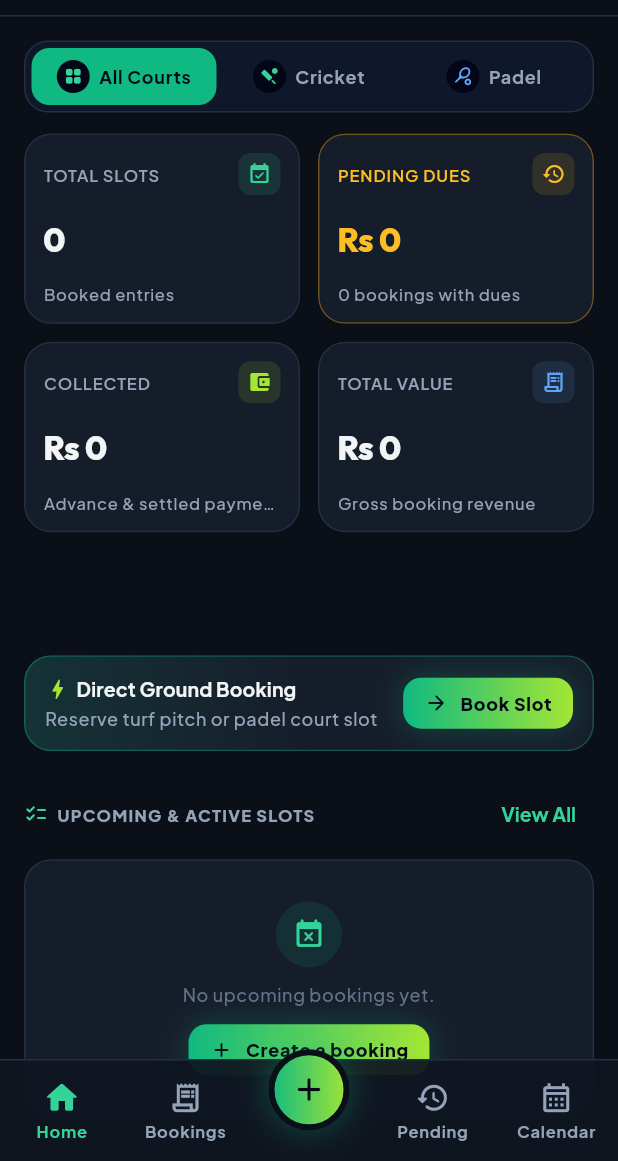
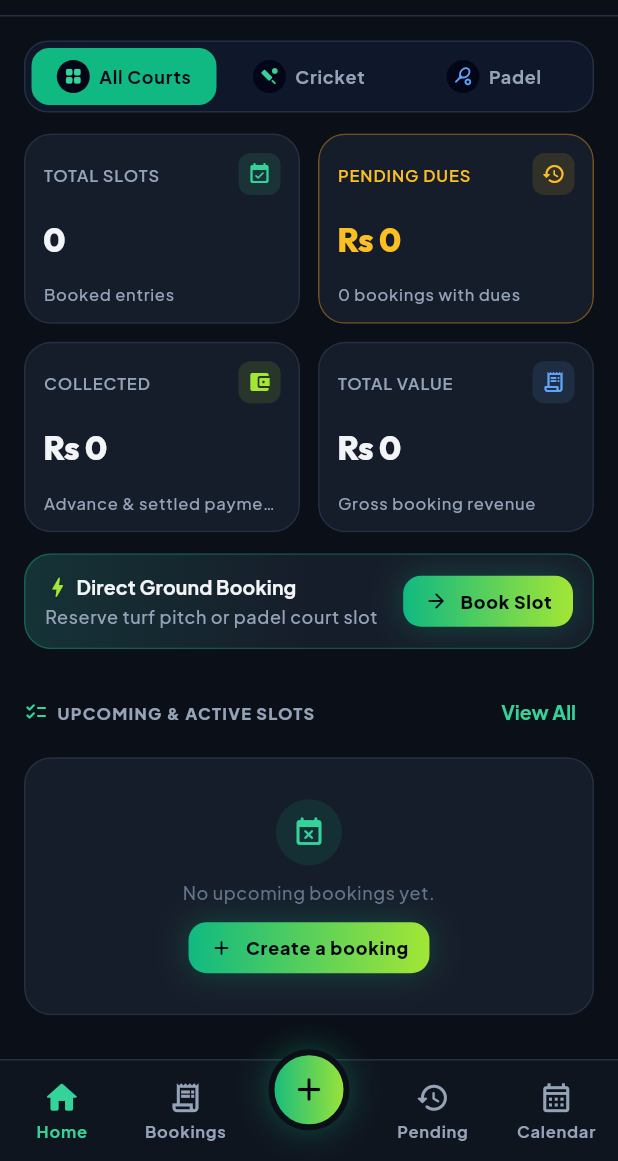
Before and after one commit to IamShahabAlam/ArenaBook, a Flutter app: the screen it shows after launch, on a phone screen of 412 x 824 dp, the part 75-1236 px from its top. Run offline on Flutter 3.47's test engine with Material 3 defaults, Android fonts, the phone set to English and light mode, and no system bars; drawn by our look-alikes of flutter_animate; our stand-ins replace connectivity_plus, file_picker, flutter_html, flutter_svg, get, google_fonts and 7 more; missing offline and left inert: flutter_jailbreak_detection_plus, open_settings_plus; accounts and stored records are empty.

Commit message:
ui minors set

```diff
--- a/lib/presentation/arena/booking_form/booking_form_view.dart
+++ b/lib/presentation/arena/booking_form/booking_form_view.dart
@@ -343,6 +343,7 @@ class _PresetGrid extends GetView<BookingFormController> {
       return GridView.count(
         crossAxisCount: 3,
         clipBehavior: Clip.none, // let a selected chip's 4% lift show at the grid edges
+        padding: EdgeInsets.zero, // without it the grid inherits the nav bar inset (see home_view)
         shrinkWrap: true,
         physics: const NeverScrollableScrollPhysics(),
         mainAxisSpacing: 8,
--- a/lib/presentation/arena/home/home_view.dart
+++ b/lib/presentation/arena/home/home_view.dart
@@ -26,6 +26,7 @@ class HomeView extends GetView<HomeController> {
           final s = controller.stats;
           return GridView.count(
             crossAxisCount: 2,
+            padding: EdgeInsets.zero,
             shrinkWrap: true,
             physics: const NeverScrollableScrollPhysics(),
             mainAxisSpacing: 12,
--- a/lib/presentation/arena/widgets/arena_widgets.dart
+++ b/lib/presentation/arena/widgets/arena_widgets.dart
@@ -435,6 +435,8 @@ class EmptyState extends StatelessWidget {
     final c = context.arena;
     return ArenaCard(
       padding: const EdgeInsets.symmetric(vertical: 28, horizontal: 16),
+      child: SizedBox(
+        width: double.infinity,
         child: Column(
           children: [
             Container(
@@ -452,6 +454,7 @@ class EmptyState extends StatelessWidget {
             ),
             if (action != null) ...[const SizedBox(height: 12), action!],
           ],
+        ),
       ),
     );
   }
--- a/pubspec.yaml
+++ b/pubspec.yaml
@@ -60,6 +60,7 @@ dependencies:
   hive_ce_flutter: ^2.3.4
   # Invoice QR code
   qr_flutter: ^4.1.0
+  device_preview: ^1.3.1
 
 dev_dependencies:
   flutter_test:
```
Also changed, not shown: lib/main.dart (+8 -1 lines), 1 other file. Lines whose indentation alone changed are shown as unchanged.
